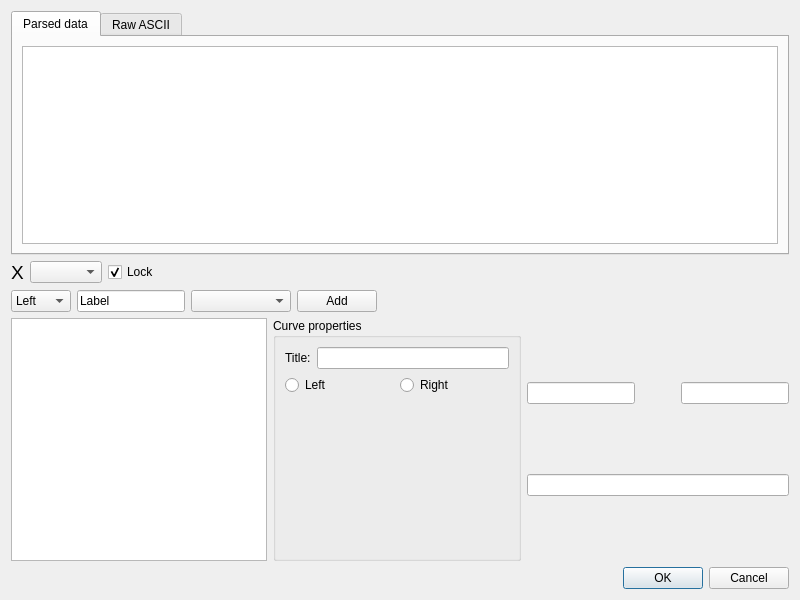
This is src/qlabnetview/setupcurvesdialog.ui in uazure/qlabnetview as Qt 5 draws it before an edit. The edited form follows.
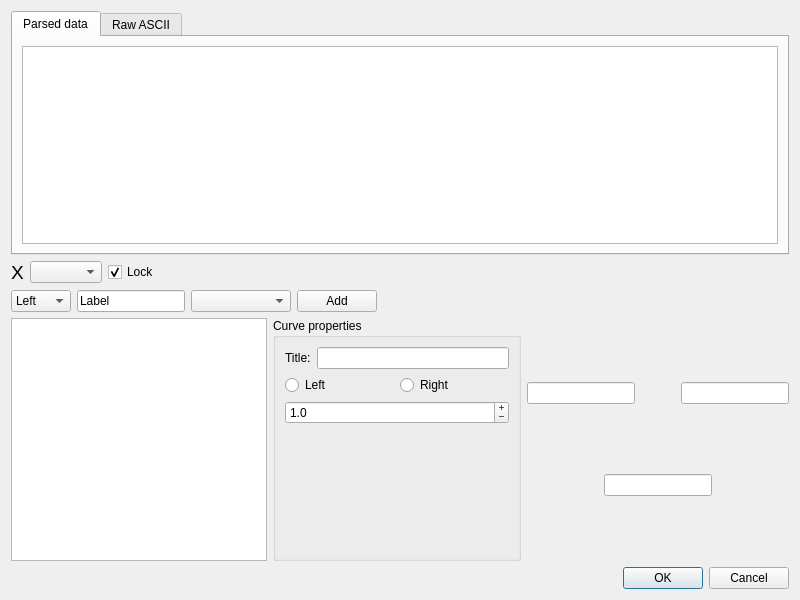
This is the edited form.

The edit to the form file:
```diff
--- a/src/qlabnetview/setupcurvesdialog.ui
+++ b/src/qlabnetview/setupcurvesdialog.ui
@@ -217,6 +217,12 @@
       <layout class="QVBoxLayout" name="verticalLayout_3">
        <item>
         <widget class="QGroupBox" name="curvePropertiesBox">
+         <property name="sizePolicy">
+          <sizepolicy hsizetype="Minimum" vsizetype="Preferred">
+           <horstretch>1</horstretch>
+           <verstretch>0</verstretch>
+          </sizepolicy>
+         </property>
          <property name="title">
           <string>Curve properties</string>
          </property>
@@ -253,6 +259,41 @@
             </item>
            </layout>
           </item>
+          <item>
+           <layout class="QHBoxLayout" name="Color_and_WidthLayout">
+            <item>
+             <widget class="QDoubleSpinBox" name="widthSpinBox">
+              <property name="toolTip">
+               <string>Line width</string>
+              </property>
+              <property name="buttonSymbols">
+               <enum>QAbstractSpinBox::PlusMinus</enum>
+              </property>
+              <property name="suffix">
+               <string/>
+              </property>
+              <property name="decimals">
+               <number>1</number>
+              </property>
+              <property name="minimum">
+               <double>0.000000000000000</double>
+              </property>
+              <property name="maximum">
+               <double>5.000000000000000</double>
+              </property>
+              <property name="singleStep">
+               <double>0.500000000000000</double>
+              </property>
+              <property name="value">
+               <double>1.000000000000000</double>
+              </property>
+             </widget>
+            </item>
+           </layout>
+          </item>
+          <item>
+           <layout class="QHBoxLayout" name="SymbolBoxLayout"/>
+          </item>
           <item>
            <spacer name="verticalSpacer">
             <property name="orientation">
@@ -300,7 +341,37 @@
         <layout class="QVBoxLayout" name="plotLayout"/>
        </item>
        <item>
-        <widget class="QLineEdit" name="plotBottomAxisTitle"/>
+        <layout class="QHBoxLayout" name="horizontalLayout_9">
+         <item>
+          <spacer name="horizontalSpacer_4">
+           <property name="orientation">
+            <enum>Qt::Horizontal</enum>
+           </property>
+           <property name="sizeHint" stdset="0">
+            <size>
+             <width>40</width>
+             <height>20</height>
+            </size>
+           </property>
+          </spacer>
+         </item>
+         <item>
+          <widget class="QLineEdit" name="plotBottomAxisTitle"/>
+         </item>
+         <item>
+          <spacer name="horizontalSpacer_5">
+           <property name="orientation">
+            <enum>Qt::Horizontal</enum>
+           </property>
+           <property name="sizeHint" stdset="0">
+            <size>
+             <width>40</width>
+             <height>20</height>
+            </size>
+           </property>
+          </spacer>
+         </item>
+        </layout>
        </item>
       </layout>
      </item>
```
Left out of the diff: 14 changed lines with no effect on the pictures.
